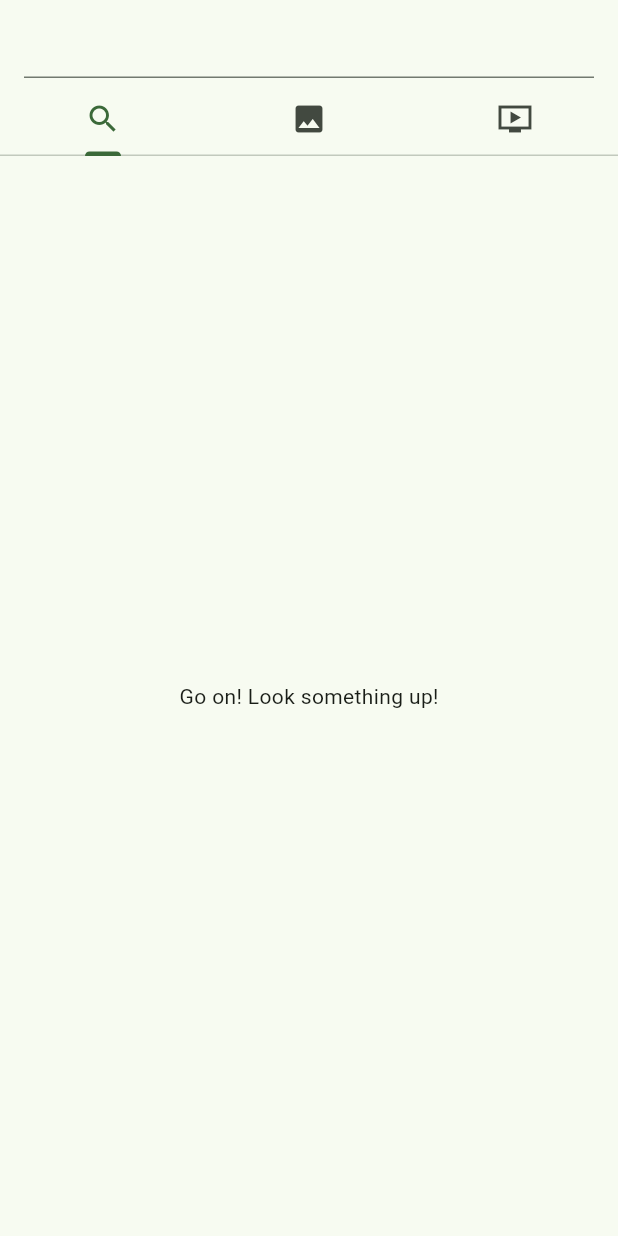
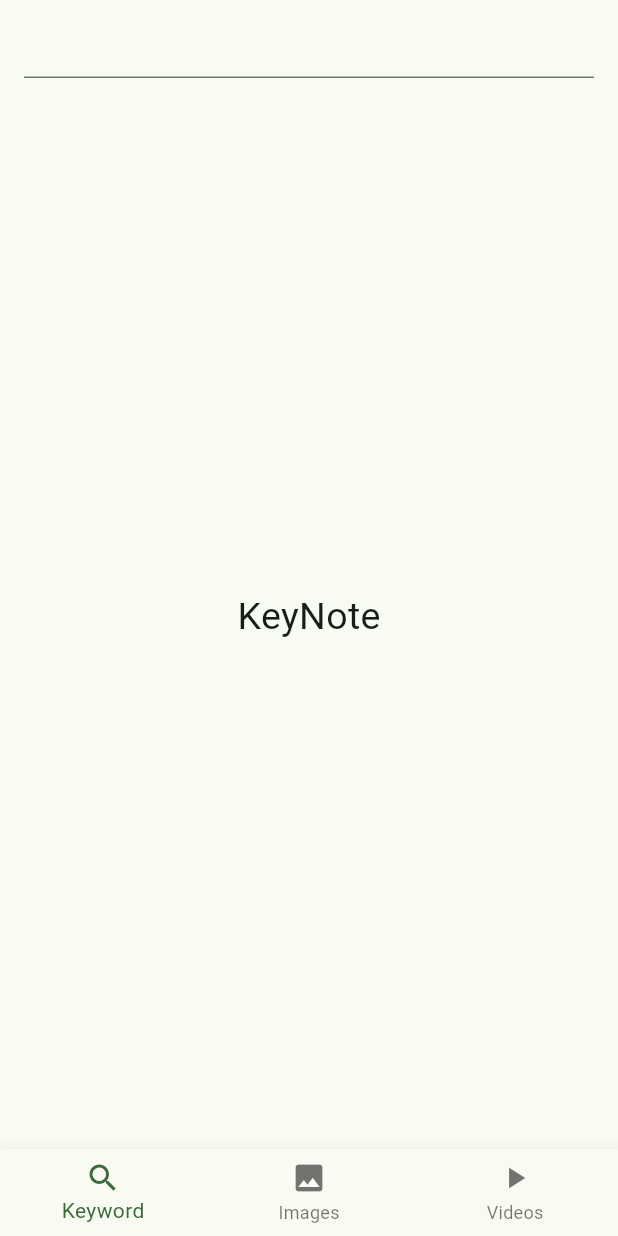
Before and after one commit to prathamshah607/search_engine, a Flutter app: the screen it shows after launch, on a phone screen of 412 x 824 dp. Run offline on Flutter 3.47's test engine with Material 3 defaults, Android fonts, the light colour scheme and no system bars; our stand-ins replace webview_flutter.

Commit message:
idek bro

```diff
--- a/lib/main.dart
+++ b/lib/main.dart
@@ -13,6 +13,7 @@
 }
 
 class _MyWidgetState extends State<MyWidget> {
+  int navbarindex = 0;
 
   @override
   void initState() {
@@ -23,12 +24,20 @@
   Widget build(BuildContext context) {
     return MaterialApp(
         debugShowCheckedModeBanner: false,
-        theme: ThemeData(
-          colorSchemeSeed: Colors.green
-        ),
-        home: DefaultTabController(
-            length: 3,
-            child: Scaffold(
+        theme: ThemeData(colorSchemeSeed: Colors.green),
+        home: Scaffold(
+          bottomNavigationBar: BottomNavigationBar(
+              currentIndex: navbarindex,
+              onTap: (value) {
+                setState(() {
+                  navbarindex = value;
+                });
+              },
+              items: [
+                BottomNavigationBarItem(icon: Icon(Icons.search), label: "Keyword"),
+                BottomNavigationBarItem(icon: Icon(Icons.image), label: "Images"),
+                BottomNavigationBarItem(icon: Icon(Icons.play_arrow), label: "Videos"),
+              ]),
           appBar: AppBar(
             title: TextField(
               onChanged: (value) async {
@@ -43,32 +52,20 @@
                 setState(() {});
               },
             ),
-                bottom: TabBar(
-                    onTap: (c) async {
-                      if (c == 1) {
-                        await getImages(query);
-                        setState(() {});
-                      }
-                    },
-                    tabs: const [
-                      Tab(
-                        icon: Icon(Icons.search),
           ),
-                      Tab(
-                        icon: Icon(Icons.image),
-                      ),
-                      Tab(
-                        icon: Icon(Icons.ondemand_video_sharp),
-                      ),
-                    ]),
-              ),
-              body: TabBarView(children: [
-                query != "" ? search_items(context) : Center(
-                  child: Text("Go on! Look something up!"),
+          body: [
+            query != ""
+                ? search_items(context)
+                : Center(
+                    child: Text("KeyNote", style: TextStyle(
+                      fontSize: 25
+                    ),),
                   ),
             Images(),
-                WebsiteViewer(furl: "https://www.youtube.com/results?search_query=$query", js: true)//Icon(Icons.dangerous),
-              ]),
-            )));
+            WebsiteViewer(
+                furl: "https://www.youtube.com/results?search_query=$query",
+                js: true) //Icon(Icons.dangerous),
+          ][navbarindex]),
+        );
   }
 }
--- a/lib/widgets.dart
+++ b/lib/widgets.dart
@@ -79,16 +79,21 @@
     return Scaffold(
       appBar: AppBar(
         actions: [
-          IconButton(onPressed: () async {
+          IconButton(
+              onPressed: () async {
                 await getImages(title);
                 setState(() {});
-            Navigator.push(context, MaterialPageRoute(builder: (context) =>
-            Scaffold(
-              appBar: AppBar(title: Text("Images for $title"),),
+                Navigator.push(
+                    context,
+                    MaterialPageRoute(
+                        builder: (context) => Scaffold(
+                              appBar: AppBar(
+                                title: Text("Images for $title"),
+                              ),
                               body: Images(),
-            )
-            ));
-          }, icon: Icon(Icons.image))
+                            )));
+              },
+              icon: Icon(Icons.image))
         ],
       ),
       body: ListView.builder(
@@ -133,9 +138,11 @@
       body: InteractiveViewer(
           minScale: 0.001,
           maxScale: 10,
+          child: Container(
             child: Image.network(
               url,
               fit: BoxFit.fitHeight,
+            ),
           )),
     );
   }
@@ -168,7 +175,13 @@
               itemBuilder: (context, index) {
                 return InkWell(
                     onTap: () {
-                        Navigator.push(context, MaterialPageRoute(builder: (context) => ImageD(title: description['titles'][index], url: description['images'][index], date: "")));
+                      Navigator.push(
+                          context,
+                          MaterialPageRoute(
+                              builder: (context) => ImageD(
+                                  title: description['titles'][index],
+                                  url: description['images'][index],
+                                  date: "")));
                     },
                     child: Padding(
                       padding: const EdgeInsets.all(2.0),
@@ -195,9 +208,7 @@
           MaterialPageRoute(
               builder: (context) => WebsiteViewer(furl: url, js: js)));
     },
-    //leading: Image.network(
-    //"https://www.google.com/s2/favicons?domain_url=${urls[index].values.first}",
-    //),
+    //leading: Image.network("https://t1.gstatic.com/faviconV2?client=SOCIAL&type=FAVICON&fallback_opts=TYPE,SIZE,URL&url=$url&size=16"),
     title: Text(
       title,
       style: const TextStyle(color: Colors.blueGrey, fontSize: 20),
```
Lines whose indentation alone changed are shown as unchanged.
